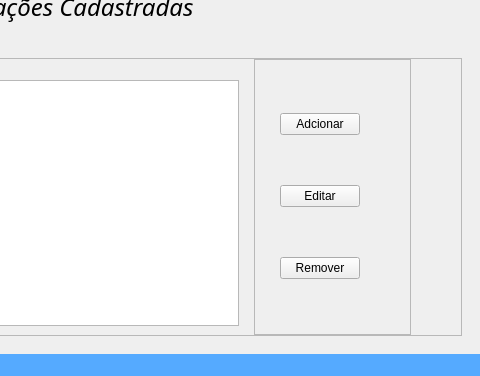
First picture: the form in code/src/ui/window_cobranca.ui, repository Sl3nc/Email_Debt, before the edit; both pictures show x 367 to 847 and y 134 to 510 of the 847 by 510 pixel window.
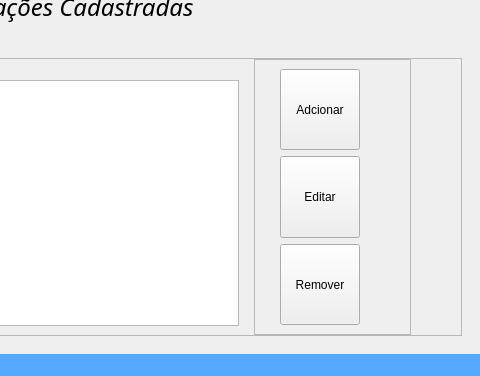
Second picture: the form after the edit. Icons and pictures are not drawn.

```diff
--- a/code/src/ui/window_cobranca.ui
+++ b/code/src/ui/window_cobranca.ui
@@ -619,6 +619,12 @@
               </property>
               <item>
                <widget class="QPushButton" name="pushButton_cadastro_adcionar">
+                <property name="sizePolicy">
+                 <sizepolicy hsizetype="Minimum" vsizetype="Minimum">
+                  <horstretch>0</horstretch>
+                  <verstretch>0</verstretch>
+                 </sizepolicy>
+                </property>
                 <property name="text">
                  <string>Adcionar</string>
                 </property>
@@ -626,6 +632,12 @@
               </item>
               <item>
                <widget class="QPushButton" name="pushButton_cadastro_editar">
+                <property name="sizePolicy">
+                 <sizepolicy hsizetype="Minimum" vsizetype="Minimum">
+                  <horstretch>0</horstretch>
+                  <verstretch>0</verstretch>
+                 </sizepolicy>
+                </property>
                 <property name="text">
                  <string>Editar</string>
                 </property>
@@ -633,6 +645,12 @@
               </item>
               <item>
                <widget class="QPushButton" name="pushButton_cadastro_remover">
+                <property name="sizePolicy">
+                 <sizepolicy hsizetype="Minimum" vsizetype="Minimum">
+                  <horstretch>0</horstretch>
+                  <verstretch>0</verstretch>
+                 </sizepolicy>
+                </property>
                 <property name="text">
                  <string>Remover</string>
                 </property>
```
